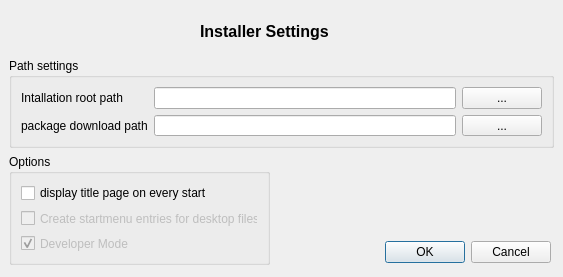
Old version of the form gui/settingspage.ui in the repository KDE/kdewin-installer.
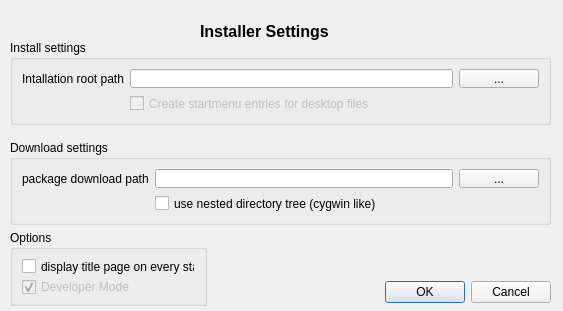
New version of the form.

Commit message: - added new setting nestedDirectoryTree

The edit to the form file:
```diff
--- a/gui/settingspage.ui
+++ b/gui/settingspage.ui
@@ -6,7 +6,7 @@
     <x>0</x>
     <y>0</y>
     <width>563</width>
-    <height>277</height>
+    <height>311</height>
    </rect>
   </property>
   <property name="windowTitle" >
@@ -40,7 +40,7 @@
    <property name="geometry" >
     <rect>
      <x>360</x>
-     <y>240</y>
+     <y>280</y>
      <width>191</width>
      <height>25</height>
     </rect>
@@ -55,10 +55,10 @@
   <widget class="QGroupBox" name="groupBox_2" >
    <property name="geometry" >
     <rect>
-     <x>9</x>
-     <y>154</y>
-     <width>261</width>
-     <height>111</height>
+     <x>10</x>
+     <y>230</y>
+     <width>197</width>
+     <height>76</height>
     </rect>
    </property>
    <property name="title" >
@@ -72,23 +72,6 @@
      <number>6</number>
     </property>
     <item row="1" column="0" >
-     <widget class="QCheckBox" name="createStartMenuEntries" >
-      <property name="enabled" >
-       <bool>false</bool>
-      </property>
-      <property name="text" >
-       <string>Create startmenu entries for desktop files</string>
-      </property>
-     </widget>
-    </item>
-    <item row="0" column="0" >
-     <widget class="QCheckBox" name="displayTitlePage" >
-      <property name="text" >
-       <string>display title page on every start</string>
-      </property>
-     </widget>
-    </item>
-    <item row="2" column="0" >
      <widget class="QCheckBox" name="checkBox" >
       <property name="enabled" >
        <bool>false</bool>
@@ -104,19 +87,26 @@
       </property>
      </widget>
     </item>
+    <item row="0" column="0" >
+     <widget class="QCheckBox" name="displayTitlePage" >
+      <property name="text" >
+       <string>display title page on every start</string>
+      </property>
+     </widget>
+    </item>
    </layout>
   </widget>
-  <widget class="QGroupBox" name="groupBox" >
+  <widget class="QGroupBox" name="groupBox_3" >
    <property name="geometry" >
     <rect>
-     <x>9</x>
-     <y>58</y>
-     <width>545</width>
-     <height>90</height>
+     <x>10</x>
+     <y>140</y>
+     <width>541</width>
+     <height>85</height>
     </rect>
    </property>
    <property name="title" >
-    <string>Path settings</string>
+    <string>Download settings</string>
    </property>
    <layout class="QGridLayout" >
     <property name="margin" >
@@ -125,47 +115,94 @@
     <property name="spacing" >
      <number>6</number>
     </property>
-    <item row="1" column="2" >
-     <widget class="QPushButton" name="tempPathSelect" >
-      <property name="enabled" >
-       <bool>true</bool>
-      </property>
-      <property name="text" >
-       <string>...</string>
-      </property>
-     </widget>
-    </item>
-    <item row="0" column="2" >
-     <widget class="QPushButton" name="rootPathSelect" >
-      <property name="text" >
-       <string>...</string>
-      </property>
-     </widget>
-    </item>
-    <item row="0" column="0" >
-     <widget class="QLabel" name="label" >
-      <property name="text" >
-       <string>Intallation root path</string>
-      </property>
-     </widget>
-    </item>
     <item row="0" column="1" >
-     <widget class="QLineEdit" name="rootPathEdit" />
-    </item>
-    <item row="1" column="1" >
      <widget class="QLineEdit" name="tempPathEdit" >
       <property name="enabled" >
        <bool>true</bool>
       </property>
      </widget>
     </item>
-    <item row="1" column="0" >
+    <item row="1" column="1" >
+     <widget class="QCheckBox" name="nestedDownloadTree" >
+      <property name="toolTip" >
+       <string>&lt;html>&lt;head>&lt;meta name="qrichtext" content="1" />&lt;style type="text/css">
+p, li { white-space: pre-wrap; }
+&lt;/style>&lt;/head>&lt;body style=" font-family:'MS Shell Dlg 2'; font-size:8.25pt; font-weight:400; font-style:normal; text-decoration:none;">
+&lt;p style=" margin-top:0px; margin-bottom:0px; margin-left:0px; margin-right:0px; -qt-block-indent:0; text-indent:0px; font-size:8pt;">nested directory tree means to place every downloaded file into a separate sub directory. &lt;/p>
+&lt;p style=" margin-top:0px; margin-bottom:0px; margin-left:0px; margin-right:0px; -qt-block-indent:0; text-indent:0px; font-size:8pt;">If checked the file dbus-1.2.3-bin.zip for example would be placed into the subdirectory dbus/dbus-1.2.3. &lt;/p>
+&lt;p style=" margin-top:0px; margin-bottom:0px; margin-left:0px; margin-right:0px; -qt-block-indent:0; text-indent:0px; font-size:8pt;">If this option is not ckecked all downloaded files are placed directly into the package download path. &lt;/p>
+&lt;p style="-qt-paragraph-type:empty; margin-top:0px; margin-bottom:0px; margin-left:0px; margin-right:0px; -qt-block-indent:0; text-indent:0px; font-size:8pt;">&lt;/p>&lt;/body>&lt;/html></string>
+      </property>
+      <property name="text" >
+       <string>use nested directory tree (cygwin like)</string>
+      </property>
+     </widget>
+    </item>
+    <item row="0" column="0" >
      <widget class="QLabel" name="label_3" >
       <property name="text" >
        <string>package download path</string>
       </property>
      </widget>
     </item>
+    <item row="0" column="2" >
+     <widget class="QPushButton" name="tempPathSelect" >
+      <property name="enabled" >
+       <bool>true</bool>
+      </property>
+      <property name="text" >
+       <string>...</string>
+      </property>
+     </widget>
+    </item>
+   </layout>
+  </widget>
+  <widget class="QGroupBox" name="groupBox" >
+   <property name="geometry" >
+    <rect>
+     <x>10</x>
+     <y>40</y>
+     <width>541</width>
+     <height>85</height>
+    </rect>
+   </property>
+   <property name="title" >
+    <string>Install settings</string>
+   </property>
+   <layout class="QGridLayout" >
+    <property name="margin" >
+     <number>9</number>
+    </property>
+    <property name="spacing" >
+     <number>6</number>
+    </property>
+    <item row="1" column="1" >
+     <widget class="QCheckBox" name="createStartMenuEntries" >
+      <property name="enabled" >
+       <bool>false</bool>
+      </property>
+      <property name="text" >
+       <string>Create startmenu entries for desktop files</string>
+      </property>
+     </widget>
+    </item>
+    <item row="0" column="1" >
+     <widget class="QLineEdit" name="rootPathEdit" />
+    </item>
+    <item row="0" column="0" >
+     <widget class="QLabel" name="label" >
+      <property name="text" >
+       <string>Intallation root path</string>
+      </property>
+     </widget>
+    </item>
+    <item row="0" column="2" >
+     <widget class="QPushButton" name="rootPathSelect" >
+      <property name="text" >
+       <string>...</string>
+      </property>
+     </widget>
+    </item>
    </layout>
   </widget>
  </widget>
```
Left out of the diff: 2 changed lines with no effect on the pictures. The commit also changes 2 other files.
